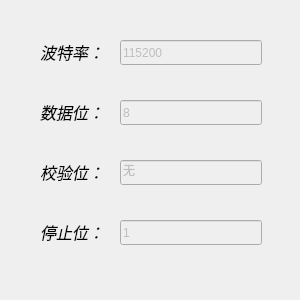
This is setting/setsystem/serialdata.ui in ChinaClever/BusBar-Qt as Qt 5 draws it before an edit. The edited form follows.
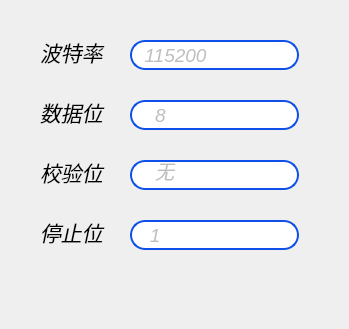
This is the edited form.

Patch:
```diff
--- a/setting/setsystem/serialdata.ui
+++ b/setting/setsystem/serialdata.ui
@@ -2,45 +2,35 @@
 <ui version="4.0">
  <class>Serialdata</class>
  <widget class="QWidget" name="Serialdata">
+  <property name="enabled">
+   <bool>true</bool>
+  </property>
   <property name="geometry">
    <rect>
     <x>0</x>
     <y>0</y>
-    <width>300</width>
-    <height>300</height>
+    <width>349</width>
+    <height>329</height>
    </rect>
   </property>
   <property name="windowTitle">
    <string>Form</string>
   </property>
-  <widget class="QLineEdit" name="dataEdit">
-   <property name="enabled">
-    <bool>false</bool>
-   </property>
-   <property name="geometry">
-    <rect>
-     <x>120</x>
-     <y>100</y>
-     <width>142</width>
-     <height>25</height>
-    </rect>
-   </property>
-   <property name="text">
-    <string>8</string>
-   </property>
-  </widget>
+  <property name="styleSheet">
+   <string notr="true">QGroupBox{border:2px solid black;};</string>
+  </property>
   <widget class="QLabel" name="databitsLab">
    <property name="geometry">
     <rect>
      <x>40</x>
      <y>100</y>
-     <width>64</width>
+     <width>71</width>
      <height>24</height>
     </rect>
    </property>
    <property name="font">
     <font>
-     <pointsize>12</pointsize>
+     <pointsize>16</pointsize>
      <italic>true</italic>
     </font>
    </property>
@@ -48,34 +38,18 @@
     <string>数据位：</string>
    </property>
   </widget>
-  <widget class="QLineEdit" name="checkEdit">
-   <property name="enabled">
-    <bool>false</bool>
-   </property>
-   <property name="geometry">
-    <rect>
-     <x>120</x>
-     <y>160</y>
-     <width>142</width>
-     <height>25</height>
-    </rect>
-   </property>
-   <property name="text">
-    <string>无</string>
-   </property>
-  </widget>
   <widget class="QLabel" name="checkbitsLab">
    <property name="geometry">
     <rect>
      <x>40</x>
      <y>160</y>
-     <width>64</width>
+     <width>71</width>
      <height>24</height>
     </rect>
    </property>
    <property name="font">
     <font>
-     <pointsize>12</pointsize>
+     <pointsize>16</pointsize>
      <italic>true</italic>
     </font>
    </property>
@@ -91,13 +65,13 @@
     <rect>
      <x>40</x>
      <y>40</y>
-     <width>64</width>
+     <width>71</width>
      <height>24</height>
     </rect>
    </property>
    <property name="font">
     <font>
-     <pointsize>12</pointsize>
+     <pointsize>16</pointsize>
      <italic>true</italic>
     </font>
    </property>
@@ -105,34 +79,18 @@
     <string>波特率：</string>
    </property>
   </widget>
-  <widget class="QLineEdit" name="stopEdit">
-   <property name="enabled">
-    <bool>false</bool>
-   </property>
-   <property name="geometry">
-    <rect>
-     <x>120</x>
-     <y>220</y>
-     <width>142</width>
-     <height>25</height>
-    </rect>
-   </property>
-   <property name="text">
-    <string>1</string>
-   </property>
-  </widget>
   <widget class="QLabel" name="stopbitsLab">
    <property name="geometry">
     <rect>
      <x>40</x>
      <y>220</y>
-     <width>64</width>
+     <width>71</width>
      <height>24</height>
     </rect>
    </property>
    <property name="font">
     <font>
-     <pointsize>12</pointsize>
+     <pointsize>16</pointsize>
      <italic>true</italic>
     </font>
    </property>
@@ -146,14 +104,146 @@
    </property>
    <property name="geometry">
     <rect>
-     <x>120</x>
+     <x>130</x>
      <y>40</y>
-     <width>142</width>
-     <height>25</height>
+     <width>169</width>
+     <height>30</height>
     </rect>
    </property>
+   <property name="maximumSize">
+    <size>
+     <width>16777215</width>
+     <height>30</height>
+    </size>
+   </property>
+   <property name="font">
+    <font>
+     <pointsize>14</pointsize>
+     <italic>true</italic>
+    </font>
+   </property>
+   <property name="styleSheet">
+    <string notr="true">QLineEdit{
+border:2px solid rgb(15,80,232);
+border-radius:15px
+}</string>
+   </property>
    <property name="text">
-    <string>115200</string>
+    <string>  115200</string>
+   </property>
+   <property name="readOnly">
+    <bool>true</bool>
+   </property>
+  </widget>
+  <widget class="QLineEdit" name="dataEdit">
+   <property name="enabled">
+    <bool>false</bool>
+   </property>
+   <property name="geometry">
+    <rect>
+     <x>130</x>
+     <y>100</y>
+     <width>169</width>
+     <height>30</height>
+    </rect>
+   </property>
+   <property name="maximumSize">
+    <size>
+     <width>16777215</width>
+     <height>30</height>
+    </size>
+   </property>
+   <property name="font">
+    <font>
+     <pointsize>14</pointsize>
+     <italic>true</italic>
+    </font>
+   </property>
+   <property name="styleSheet">
+    <string notr="true">QLineEdit{
+border:2px solid rgb(15,80,232);
+border-radius:15px
+}</string>
+   </property>
+   <property name="text">
+    <string>    8</string>
+   </property>
+   <property name="readOnly">
+    <bool>true</bool>
+   </property>
+  </widget>
+  <widget class="QLineEdit" name="checkEdit">
+   <property name="enabled">
+    <bool>false</bool>
+   </property>
+   <property name="geometry">
+    <rect>
+     <x>130</x>
+     <y>160</y>
+     <width>169</width>
+     <height>30</height>
+    </rect>
+   </property>
+   <property name="maximumSize">
+    <size>
+     <width>16777215</width>
+     <height>30</height>
+    </size>
+   </property>
+   <property name="font">
+    <font>
+     <pointsize>14</pointsize>
+     <italic>true</italic>
+    </font>
+   </property>
+   <property name="styleSheet">
+    <string notr="true">QLineEdit{
+border:2px solid rgb(15,80,232);
+border-radius:15px
+}</string>
+   </property>
+   <property name="text">
+    <string>    无</string>
+   </property>
+   <property name="readOnly">
+    <bool>true</bool>
+   </property>
+  </widget>
+  <widget class="QLineEdit" name="stopEdit">
+   <property name="enabled">
+    <bool>false</bool>
+   </property>
+   <property name="geometry">
+    <rect>
+     <x>130</x>
+     <y>220</y>
+     <width>169</width>
+     <height>30</height>
+    </rect>
+   </property>
+   <property name="maximumSize">
+    <size>
+     <width>16777215</width>
+     <height>30</height>
+    </size>
+   </property>
+   <property name="font">
+    <font>
+     <pointsize>14</pointsize>
+     <italic>true</italic>
+    </font>
+   </property>
+   <property name="styleSheet">
+    <string notr="true">QLineEdit{
+border:2px solid rgb(15,80,232);
+border-radius:15px
+}</string>
+   </property>
+   <property name="text">
+    <string>   1</string>
+   </property>
+   <property name="readOnly">
+    <bool>true</bool>
    </property>
   </widget>
  </widget>
```
